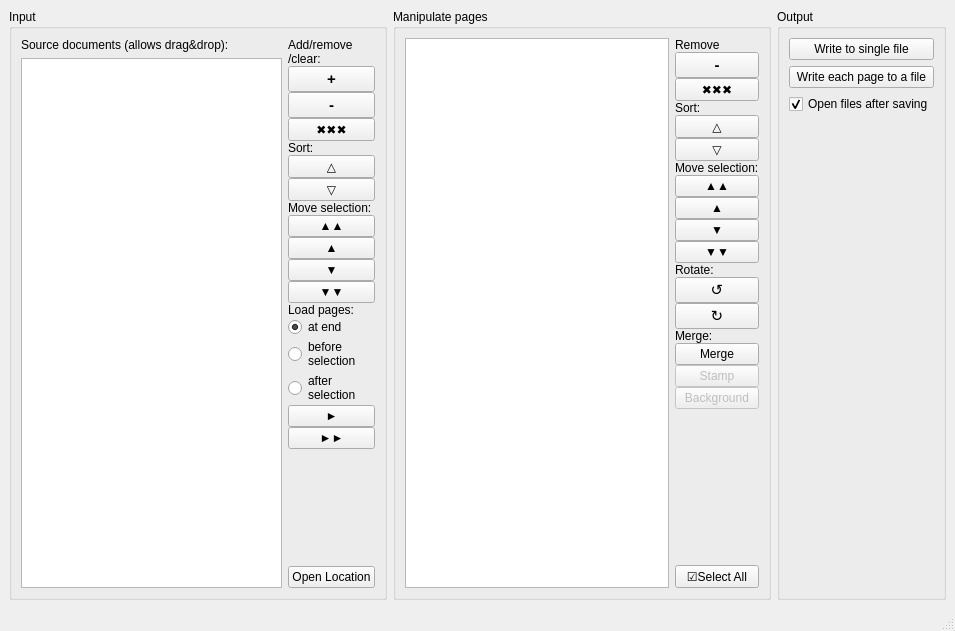
ronanpaixao/PyPDFTK, file wndmain.ui: the form before one commit.
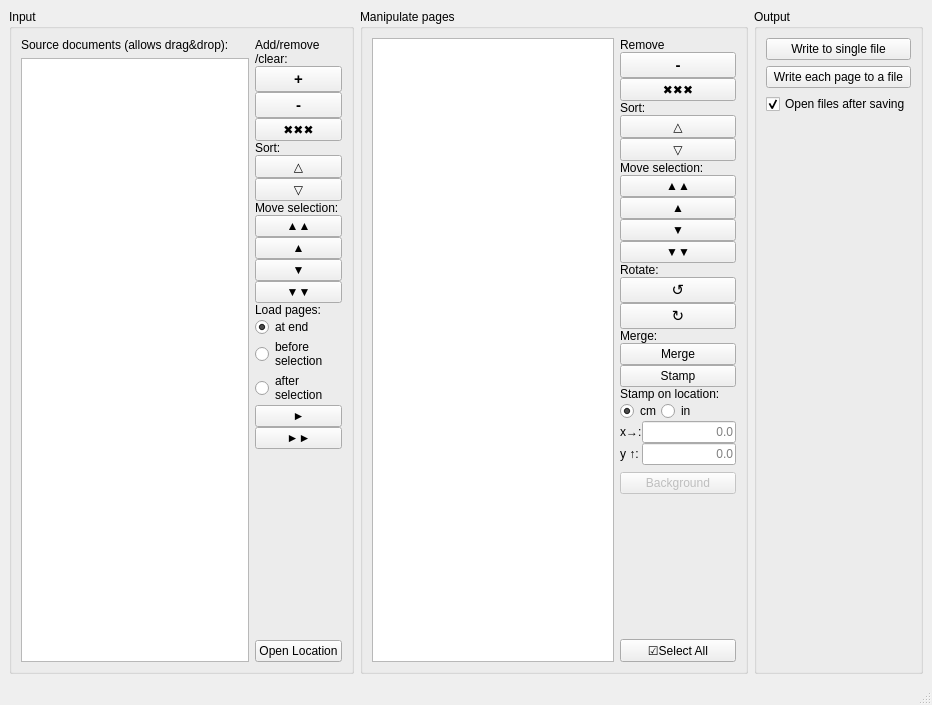
The form after the commit. Custom widgets are drawn as their Qt base class.

Commit message: Implement page stamping

Diff of the .ui file:
```diff
--- a/wndmain.ui
+++ b/wndmain.ui
@@ -6,8 +6,8 @@
    <rect>
     <x>0</x>
     <y>0</y>
-    <width>955</width>
-    <height>631</height>
+    <width>932</width>
+    <height>705</height>
    </rect>
   </property>
   <property name="windowTitle">
@@ -420,14 +420,86 @@
          </item>
          <item>
           <widget class="QPushButton" name="btnPageStamp">
-           <property name="enabled">
-            <bool>false</bool>
-           </property>
            <property name="text">
             <string>Stamp</string>
            </property>
           </widget>
          </item>
+         <item>
+          <widget class="QLabel" name="label_17">
+           <property name="text">
+            <string>Stamp on location:</string>
+           </property>
+          </widget>
+         </item>
+         <item>
+          <layout class="QFormLayout" name="formLayout_2">
+           <property name="verticalSpacing">
+            <number>0</number>
+           </property>
+           <item row="0" column="0">
+            <widget class="QRadioButton" name="radioStampCm">
+             <property name="text">
+              <string>cm</string>
+             </property>
+             <property name="checked">
+              <bool>true</bool>
+             </property>
+            </widget>
+           </item>
+           <item row="0" column="1">
+            <widget class="QRadioButton" name="radioStampIn">
+             <property name="text">
+              <string>in</string>
+             </property>
+            </widget>
+           </item>
+          </layout>
+         </item>
+         <item>
+          <layout class="QFormLayout" name="formLayout">
+           <property name="verticalSpacing">
+            <number>0</number>
+           </property>
+           <property name="bottomMargin">
+            <number>7</number>
+           </property>
+           <item row="1" column="0">
+            <widget class="QLabel" name="label_15">
+             <property name="text">
+              <string>x→:</string>
+             </property>
+            </widget>
+           </item>
+           <item row="1" column="1">
+            <widget class="QLineEdit" name="lineStampX">
+             <property name="alignment">
+              <set>Qt::AlignRight|Qt::AlignTrailing|Qt::AlignVCenter</set>
+             </property>
+             <property name="placeholderText">
+              <string>0.0</string>
+             </property>
+            </widget>
+           </item>
+           <item row="2" column="0">
+            <widget class="QLabel" name="label_16">
+             <property name="text">
+              <string>y ↑:</string>
+             </property>
+            </widget>
+           </item>
+           <item row="2" column="1">
+            <widget class="QLineEdit" name="lineStampY">
+             <property name="alignment">
+              <set>Qt::AlignRight|Qt::AlignTrailing|Qt::AlignVCenter</set>
+             </property>
+             <property name="placeholderText">
+              <string>0.0</string>
+             </property>
+            </widget>
+           </item>
+          </layout>
+         </item>
          <item>
           <widget class="QPushButton" name="btnPageBackground">
            <property name="enabled">
@@ -501,7 +573,7 @@
          <property name="sizeHint" stdset="0">
           <size>
            <width>20</width>
-           <height>445</height>
+           <height>492</height>
           </size>
          </property>
         </spacer>
```
Left out of the diff: 2 changed lines with no effect on the pictures. The commit also changes 1 other file.
